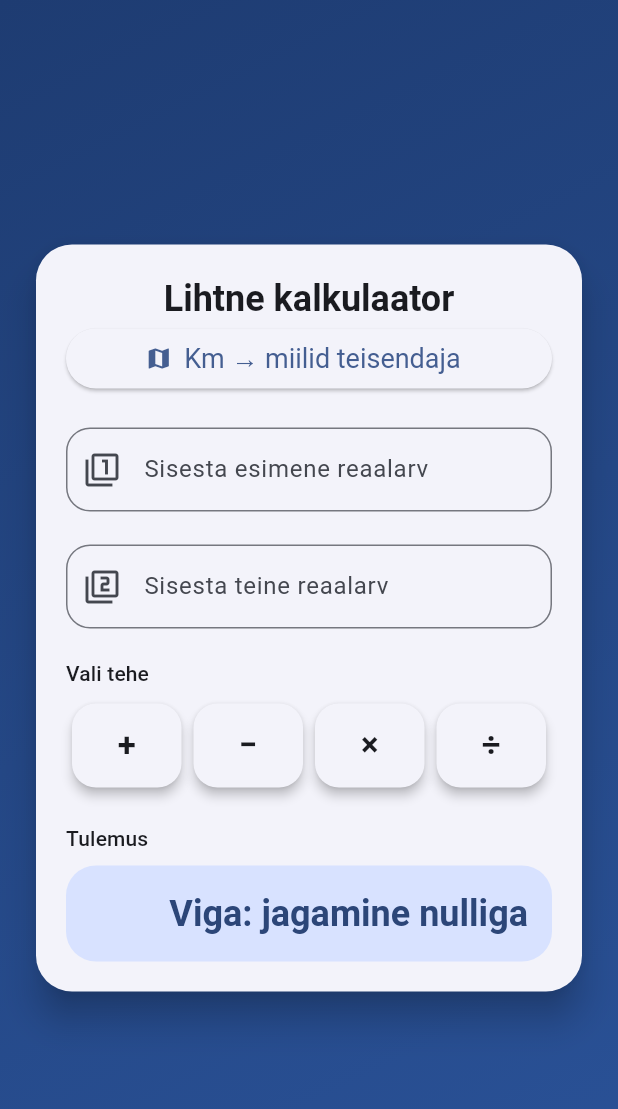
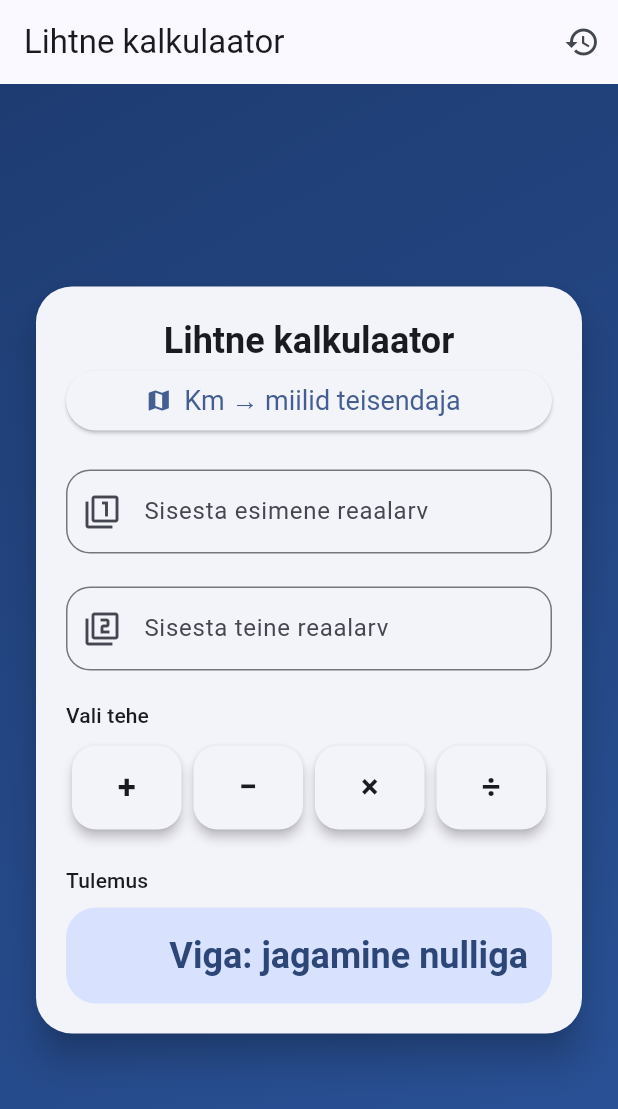
Before and after one commit to Indrek333/Calculator_History, a Flutter app: the screen it shows after launch, after a tap on an icon or button, on a phone screen of 412 x 824 dp. Shown: the top 1109 px of the screen. Run offline on Flutter 3.47's test engine with Material 3 defaults, Android fonts, the phone set to English and light mode, and no system bars; our stand-ins replace sqflite; accounts and stored records are empty.

Commit message:
Initial commit

```diff
--- a/lib/controllers/calculator_controller.dart
+++ b/lib/controllers/calculator_controller.dart
@@ -1,13 +1,17 @@
 import '../models/calculator_model.dart';
+import '../models/history_item.dart';
+import '../utils/time_format.dart';
+import 'history_controller.dart';
 
 enum Operation { add, subtract, multiply, divide }
 
 class CalculatorController {
   final CalculatorModel model;
+  final HistoryController historyController;
 
-  CalculatorController(this.model);
+  CalculatorController(this.model, {HistoryController? historyController})
+      : historyController = historyController ?? HistoryController();
 
-  // Sisendi uuendamine (string -> double)
   void updateFirstNumber(String value) {
     model.firstNumber = double.tryParse(value) ?? 0;
   }
@@ -16,36 +20,62 @@ class CalculatorController {
     model.secondNumber = double.tryParse(value) ?? 0;
   }
 
-  // Põhitehted
-  void calculate(Operation operation) {
+  Future<void> calculate(Operation operation) async {
     model.error = null;
+
+    final a = model.firstNumber;
+    final b = model.secondNumber;
+
+    String opSymbol;
 
     switch (operation) {
       case Operation.add:
-        model.result = model.firstNumber + model.secondNumber;
+        model.result = a + b;
+        opSymbol = '+';
         break;
       case Operation.subtract:
-        model.result = model.firstNumber - model.secondNumber;
+        model.result = a - b;
+        opSymbol = '-';
         break;
       case Operation.multiply:
-        model.result = model.firstNumber * model.secondNumber;
+        model.result = a * b;
+        opSymbol = '*';
         break;
       case Operation.divide:
-        if (model.secondNumber == 0) {
+        opSymbol = '/';
+        if (b == 0) {
           model.error = 'Viga: jagamine nulliga';
           model.result = 0;
         } else {
-          model.result = model.firstNumber / model.secondNumber;
+          model.result = a / b;
         }
         break;
     }
+
+    // Salvesta ainult siis, kui viga pole
+    if (model.error == null) {
+      final expression =
+          '${_pretty(a)} $opSymbol ${_pretty(b)} = ${_pretty(model.result)}';
+      final timestamp = formatTimestamp(DateTime.now());
+
+      try {
+        await historyController.addHistoryItem(
+          HistoryItem(expression: expression, timestamp: timestamp),
+        );
+      } catch (_) {
+
+      }
+    }
   }
 
+  String getResultText() {
+    if (model.error != null) return model.error!;
+    return _pretty(model.result);
+  }
 
-  String getResultText() {
-    if (model.error != null) {
-      return model.error!;
-    }
-    return model.result.toString();
+  String _pretty(double value) {
+    // Võtab ära .0 kui täisarv
+    if (value == value.roundToDouble()) return value.toInt().toString();
+    return value.toString();
   }
 }
--- /dev/null
+++ b/lib/controllers/history_controller.dart
@@ -0,0 +1,12 @@
+import '../data/history_db.dart';
+import '../models/history_item.dart';
+
+class HistoryController {
+  final HistoryDb _db = HistoryDb.instance;
+
+  Future<List<HistoryItem>> getHistory() => _db.getAll();
+
+  Future<void> addHistoryItem(HistoryItem item) => _db.insert(item);
+
+  Future<void> clear() => _db.clear();
+}
--- a/lib/main.dart
+++ b/lib/main.dart
@@ -13,7 +13,7 @@ class CalculatorApp extends StatelessWidget {
     final seed = const Color(0xFF2A5298);
 
     return MaterialApp(
-      title: 'Kalkulaator MVC',
+      title: 'Kalkulaator',
       debugShowCheckedModeBanner: false,
       theme: ThemeData(
         colorScheme: ColorScheme.fromSeed(
--- /dev/null
+++ b/lib/models/history_item.dart
@@ -0,0 +1,23 @@
+class HistoryItem {
+  final int? id;
+  final String expression;
+  final String timestamp;
+
+  HistoryItem({
+    this.id,
+    required this.expression,
+    required this.timestamp,
+  });
+
+  Map<String, Object?> toMap() => {
+        'id': id,
+        'expression': expression,
+        'timestamp': timestamp,
+      };
+
+  factory HistoryItem.fromMap(Map<String, Object?> map) => HistoryItem(
+        id: map['id'] as int?,
+        expression: map['expression'] as String,
+        timestamp: map['timestamp'] as String,
+      );
+}
--- /dev/null
+++ b/lib/utils/time_format.dart
@@ -0,0 +1,4 @@
+String formatTimestamp(DateTime dt) {
+  String two(int n) => n.toString().padLeft(2, '0');
+  return '${dt.year}-${two(dt.month)}-${two(dt.day)} ${two(dt.hour)}:${two(dt.minute)}';
+}
--- a/lib/views/calculator_view.dart
+++ b/lib/views/calculator_view.dart
@@ -1,8 +1,8 @@
 import 'package:flutter/material.dart';
 import 'converter_view.dart';
+import 'history_view.dart';
 import '../models/calculator_model.dart';
 import '../controllers/calculator_controller.dart';
-
 
 class CalculatorView extends StatefulWidget {
   const CalculatorView({super.key});
@@ -25,14 +25,13 @@ class _CalculatorViewState extends State<CalculatorView> {
     _controller = CalculatorController(_model);
   }
 
-  void _onOperationPressed(Operation operation) {
 
+  Future<void> _onOperationPressed(Operation operation) async {
     _controller.updateFirstNumber(_firstController.text);
     _controller.updateSecondNumber(_secondController.text);
 
 
-    _controller.calculate(operation);
-
+    await _controller.calculate(operation);
 
     setState(() {});
   }
@@ -42,6 +41,23 @@ class _CalculatorViewState extends State<CalculatorView> {
     final theme = Theme.of(context);
 
     return Scaffold(
+
+      appBar: AppBar(
+        title: const Text('Lihtne kalkulaator'),
+        actions: [
+          IconButton(
+            tooltip: 'Ajalugu',
+            icon: const Icon(Icons.history),
+            onPressed: () {
+              Navigator.push(
+                context,
+                MaterialPageRoute(builder: (_) => const HistoryView()),
+              );
+            },
+          ),
+        ],
+      ),
+
       body: Container(
         decoration: const BoxDecoration(
           gradient: LinearGradient(
@@ -70,7 +86,6 @@ class _CalculatorViewState extends State<CalculatorView> {
                       mainAxisSize: MainAxisSize.min,
                       crossAxisAlignment: CrossAxisAlignment.stretch,
                       children: [
-                        // Pealkiri
                         Text(
                           'Lihtne kalkulaator',
                           textAlign: TextAlign.center,
@@ -93,11 +108,6 @@ class _CalculatorViewState extends State<CalculatorView> {
                         ),
                         const SizedBox(height: 16),
 
-
-                        // Esimene arv
-
-
-
                         const SizedBox(height: 6),
                         TextField(
                           controller: _firstController,
@@ -114,8 +124,6 @@ class _CalculatorViewState extends State<CalculatorView> {
                         ),
 
                         const SizedBox(height: 16),
-
-                        // Teine arv
 
                         const SizedBox(height: 6),
                         TextField(
@@ -134,7 +142,6 @@ class _CalculatorViewState extends State<CalculatorView> {
 
                         const SizedBox(height: 20),
 
-                        // Tehte valik
                         Text(
                           'Vali tehe',
                           style: theme.textTheme.labelLarge,
@@ -149,13 +156,11 @@ class _CalculatorViewState extends State<CalculatorView> {
                             ),
                             _OperationButton(
                               label: '−',
-                              onTap: () =>
-                                  _onOperationPressed(Operation.subtract),
+                              onTap: () => _onOperationPressed(Operation.subtract),
                             ),
                             _OperationButton(
                               label: '×',
-                              onTap: () =>
-                                  _onOperationPressed(Operation.multiply),
+                              onTap: () => _onOperationPressed(Operation.multiply),
                             ),
                             _OperationButton(
                               label: '÷',
@@ -166,7 +171,6 @@ class _CalculatorViewState extends State<CalculatorView> {
 
                         const SizedBox(height: 24),
 
-                        // Tulemus – SAMA ekraani alumises osas
                         Text(
                           'Tulemus',
                           style: theme.textTheme.labelLarge,
@@ -187,8 +191,6 @@ class _CalculatorViewState extends State<CalculatorView> {
                             ),
                           ),
                         ),
-
-
                       ],
                     ),
                   ),
--- a/pubspec.yaml
+++ b/pubspec.yaml
@@ -34,6 +34,9 @@ dependencies:
   # The following adds the Cupertino Icons font to your application.
   # Use with the CupertinoIcons class for iOS style icons.
   cupertino_icons: ^1.0.8
+  sqflite: ^2.3.0
+  path: ^1.9.0
+
 
 dev_dependencies:
   flutter_test:
```
Also changed, not shown: lib/data/history_db.dart (added, +52 -0 lines), lib/views/history_view.dart (added, +66 -0 lines), pubspec.lock, 1 other file.
